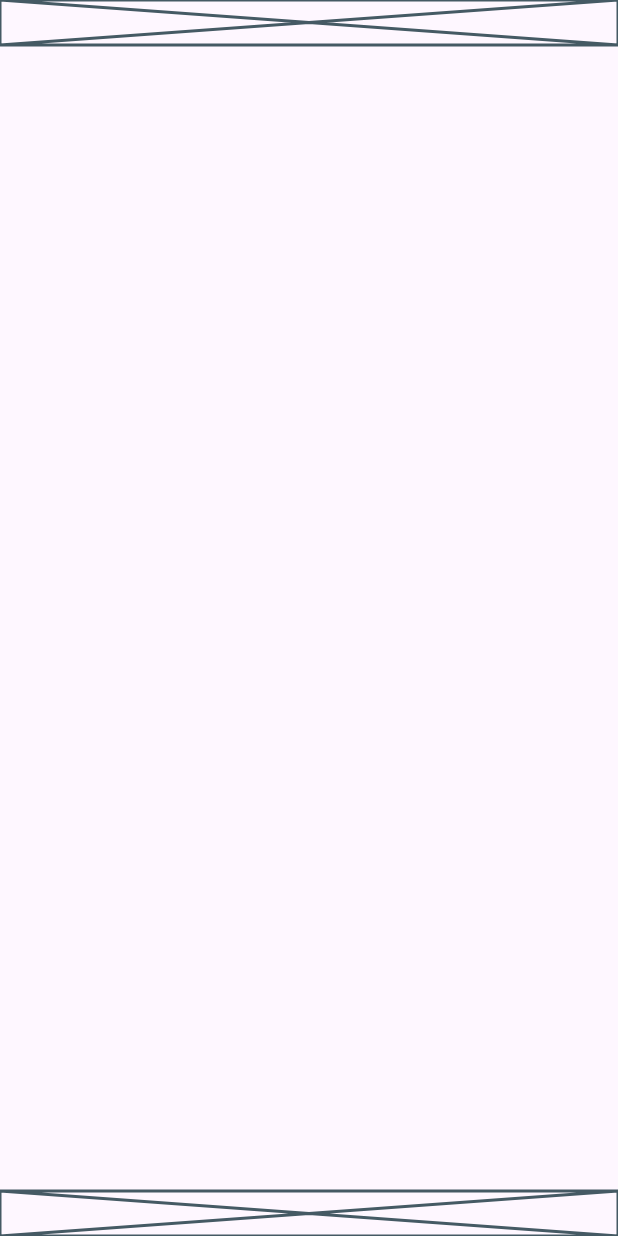
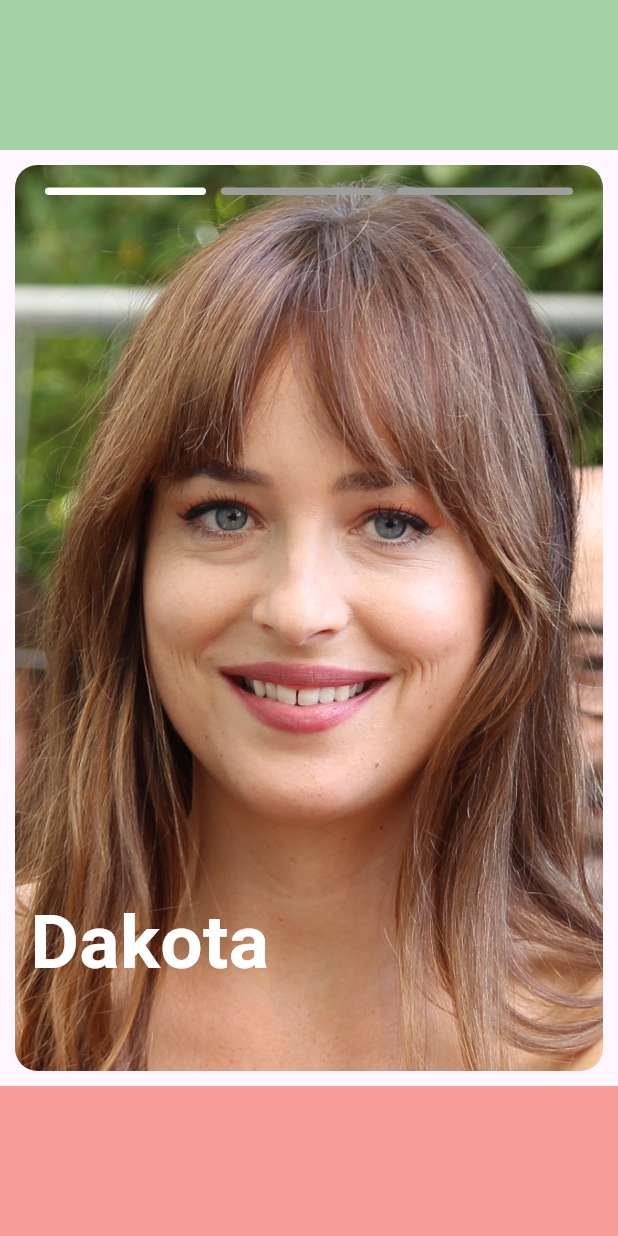
Before and after one commit to AradhyaNepal/tinder_swipe_practice, a Flutter app: the screen it shows after launch, on a phone screen of 412 x 824 dp. Run offline on Flutter 3.47's test engine with Material 2 defaults, Android fonts, the phone set to English and light mode, and no system bars.

Commit message:
Making the listener for swipe

```diff
--- a/lib/swipe_screen.dart
+++ b/lib/swipe_screen.dart
@@ -18,6 +18,7 @@ class SwipeScreen extends StatefulWidget {
 }
 
 class _SwipeScreenState extends State<SwipeScreen> {
+  var _personIndex = 0;
   final personsList = [
     Person(
       name: "Dakota",
@@ -31,15 +32,15 @@ class _SwipeScreenState extends State<SwipeScreen> {
       name: "Selena",
       images: [
         "salena1.jpeg",
-        "salena1.jpeg",
-        "salena1.jpg",
+        "salena2.jpeg",
+        "salena3.jpg",
       ],
     ),
     Person(
       name: "Arya",
       images: [
-        "arya1.jpg"
-            "arya1.jpeg"
+        "arya1.jpg",
+        "arya2.jpeg",
       ],
     ),
     Person(
@@ -58,49 +59,35 @@ class _SwipeScreenState extends State<SwipeScreen> {
       child: Scaffold(
         body: Column(
           children: [
-            const SizedBox(
-              height: 30,
+            Container(
+              height: 100,
               width: double.infinity,
-              child: Placeholder(),
+              color: Colors.green.withOpacity(0.5),
             ),
             Expanded(
-              child: Container(
-                decoration: BoxDecoration(
-                  borderRadius: BorderRadius.circular(15),
-                ),
-                padding: const EdgeInsets.symmetric(
-                  vertical: 5,
-                  horizontal:10,
-                ),
-                child: const Stack(
-                  children: [
-                    Positioned.fill(
-                        child: SizedBox(
-                            //Todo: Add image
-                            )),
-                    Positioned(
-                      top: 0,
-                      left: 0,
-                      right: 0,
-                      child: SizedBox(
-                        //Todo: Add next image bar
+              child: _personIndex > personsList.length - 1
+                  ? const Center(
+                      child: Text(
+                        "No more girls found.\nTry again later.",
+                        textAlign: TextAlign.center,
+                        style: TextStyle(
+                          fontSize: 30,
+                          fontWeight: FontWeight.w500,
+                        ),
                       ),
+                    )
+                  : IndividualPerson(
+                      nextPerson: () {
+                        _personIndex++;
+                        setState(() {});
+                      },
+                      person: personsList[_personIndex],
                     ),
-                    Positioned(
-                      bottom: 0,
-                      left: 0,
-                      child: SizedBox(
-                        //Todo: Add Name
-                      ),
-                    ),
-                  ],
-                ),
-              ),
             ),
-            const SizedBox(
-              height: 30,
+            Container(
+              height: 100,
               width: double.infinity,
-              child: Placeholder(),
+              color: Colors.red.withOpacity(0.5),
             ),
           ],
         ),
@@ -108,3 +95,131 @@ class _SwipeScreenState extends State<SwipeScreen> {
     );
   }
 }
+
+class IndividualPerson extends StatefulWidget {
+  final Person person;
+  final VoidCallback nextPerson;
+
+  const IndividualPerson({
+    super.key,
+    required this.person,
+    required this.nextPerson,
+  });
+
+  @override
+  State<IndividualPerson> createState() => _IndividualPersonState();
+}
+
+class _IndividualPersonState extends State<IndividualPerson> {
+  int selectedIndex = 0;
+  final PageController pageController = PageController();
+  late Size size;
+
+  @override
+  void didChangeDependencies() {
+    super.didChangeDependencies();
+    size = MediaQuery.of(context).size;
+  }
+
+  @override
+  void dispose() {
+    pageController.dispose();
+    super.dispose();
+  }
+
+  @override
+  Widget build(BuildContext context) {
+    return Listener(
+      onPointerMove: (details) {
+        if (details.delta.dx > 0) {
+          print("Right${details.delta.dx}");
+        }
+        if (details.delta.dx < 0) {
+          print("Left${details.delta.dx}");
+        }
+      },
+      onPointerUp: (details) {
+        print("Cancel");
+      },
+      child: Container(
+        width: size.width,
+        margin: const EdgeInsets.all(10),
+        child: Stack(
+          children: [
+            Positioned.fill(
+              child: ClipRRect(
+                borderRadius: BorderRadius.circular(15),
+                child: Image.asset(
+                  "assets/${widget.person.images[selectedIndex]}",
+                  fit: BoxFit.cover,
+                ),
+              ),
+            ),
+            Positioned(
+              top: 15,
+              left: 20,
+              right: 20,
+              child: Row(
+                children: [
+                  for (int i = 0; i < widget.person.images.length; i++)
+                    Expanded(
+                      child: Container(
+                        margin: i == widget.person.images.length - 1
+                            ? null
+                            : const EdgeInsets.only(right: 10),
+                        height: 5,
+                        width: double.infinity,
+                        decoration: BoxDecoration(
+                          color:
+                              selectedIndex == i ? Colors.white : Colors.grey,
+                          borderRadius: BorderRadius.circular(10),
+                        ),
+                      ),
+                    ),
+                ],
+              ),
+            ),
+            Positioned(
+              bottom: 50,
+              left: 10,
+              child: Text(
+                widget.person.name,
+                style: const TextStyle(
+                  fontWeight: FontWeight.bold,
+                  fontSize: 50,
+                  color: Colors.white,
+                ),
+              ),
+            ),
+            Positioned.fill(
+              child: Row(
+                children: [
+                  Expanded(
+                    child: GestureDetector(
+                      onTap: () {
+                        if (selectedIndex == 0) return;
+                        selectedIndex--;
+                        setState(() {});
+                      },
+                    ),
+                  ),
+                  Expanded(
+                    child: GestureDetector(
+                      onTap: () {
+                        if (selectedIndex == widget.person.images.length - 1) {
+                          return;
+                        }
+                        selectedIndex++;
+                        setState(() {});
+                      },
+                    ),
+                  ),
+                ],
+              ),
+            ),
+          ],
+        ),
+      ),
+    );
+  }
+}
```
